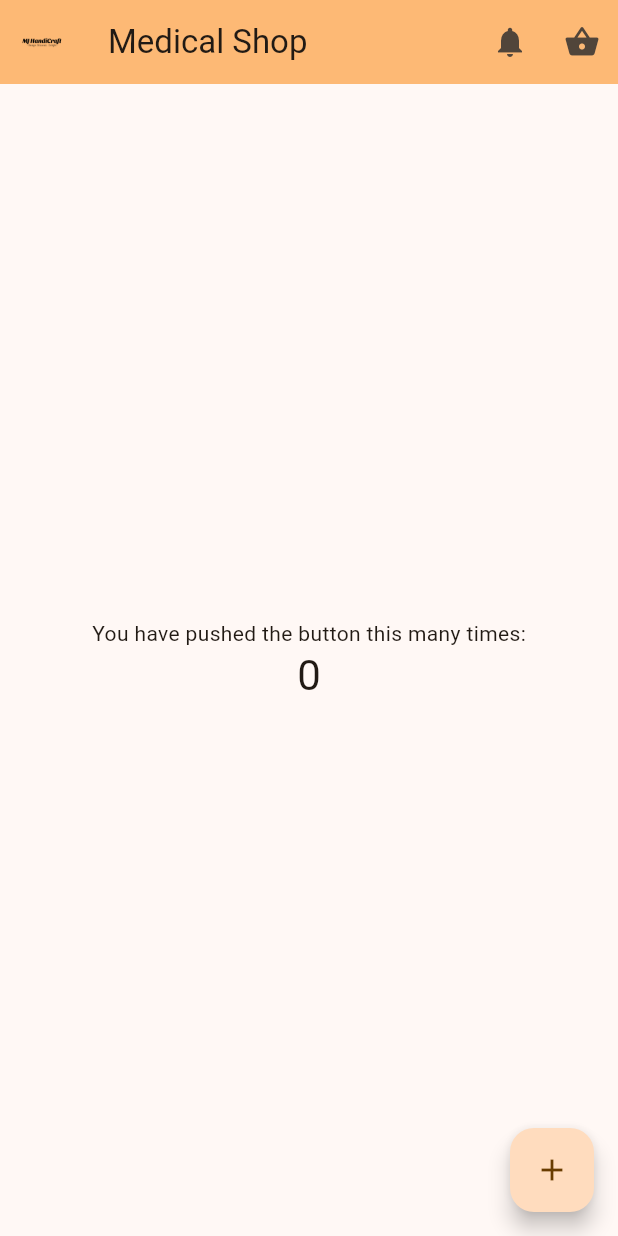
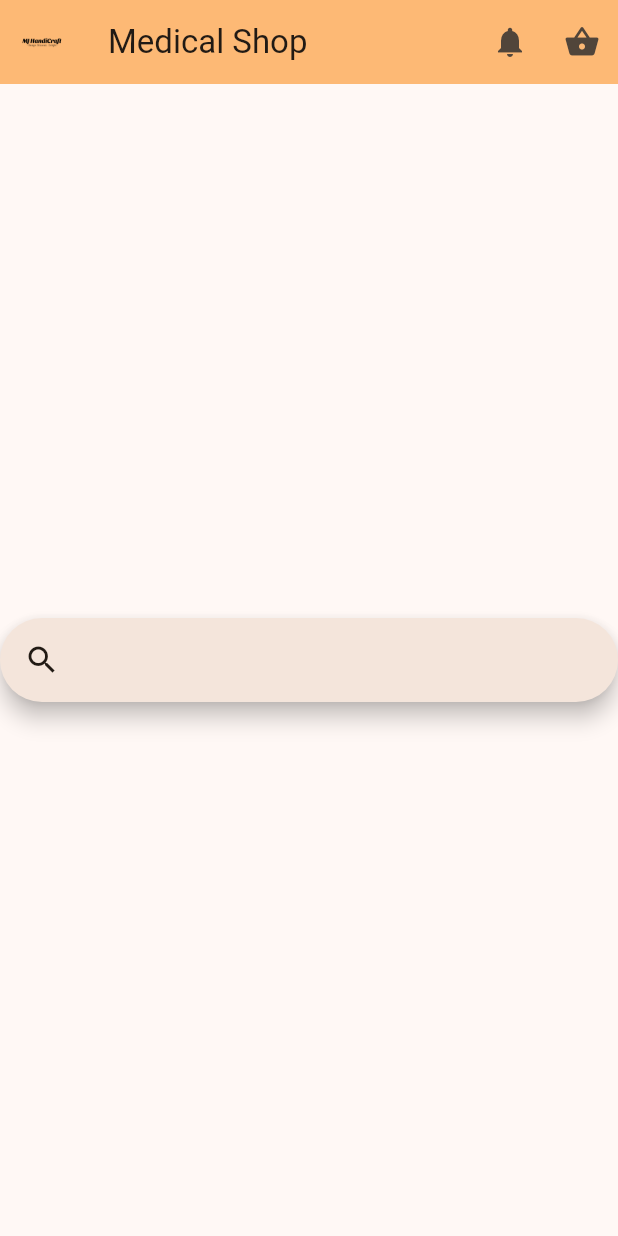
Before and after one commit to Mantosh123/Flutter_SampleProjects, a Flutter app: the screen it shows after launch, on a phone screen of 412 x 824 dp. Run offline on Flutter 3.47's test engine with Material 3 defaults, Android fonts, the phone set to English and light mode, and no system bars.

Commit message:
add search bar

```diff
--- a/my_medical/lib/main.dart
+++ b/my_medical/lib/main.dart
@@ -81,37 +81,39 @@
       body: Center(
         // Center is a layout widget. It takes a single child and positions it
         // in the middle of the parent.
-        child: Column(
-          // Column is also a layout widget. It takes a list of children and
-          // arranges them vertically. By default, it sizes itself to fit its
-          // children horizontally, and tries to be as tall as its parent.
-          //
-          // Column has various properties to control how it sizes itself and
-          // how it positions its children. Here we use mainAxisAlignment to
-          // center the children vertically; the main axis here is the vertical
-          // axis because Columns are vertical (the cross axis would be
-          // horizontal).
-          //
-          // TRY THIS: Invoke "debug painting" (choose the "Toggle Debug Paint"
-          // action in the IDE, or press "p" in the console), to see the
-          // wireframe for each widget.
-          mainAxisAlignment: MainAxisAlignment.center,
-          children: <Widget>[
-            const Text(
-              'You have pushed the button this many times:',
-            ),
-            Text(
-              '$_counter',
-              style: Theme.of(context).textTheme.headlineMedium,
-            ),
-          ],
+        child: SearchAnchor(
+          builder: (BuildContext context, SearchController controller) {
+            return SearchBar(
+              controller: controller,
+              padding: const WidgetStatePropertyAll<EdgeInsets>(
+                EdgeInsets.symmetric(horizontal: 16.0),
+              ),
+              onTap: () {
+                controller.openView();
+              },
+              onChanged: (_) {
+                controller.openView();
+              },
+              leading: const Icon(Icons.search),
+            );
+          },
+          suggestionsBuilder:
+              (BuildContext context, SearchController controller) {
+            return List<ListTile>.generate(5, (int index) {
+              final String item = 'item $index';
+              return ListTile(
+                title: Text(item),
+                onTap: () {
+                  setState(() {
+                    controller.closeView(item);
+                  });
+                },
+              );
+            });
+          },
         ),
       ),
-      floatingActionButton: FloatingActionButton(
-        onPressed: _incrementCounter,
-        tooltip: 'Increment',
-        child: const Icon(Icons.add),
-      ), // This trailing comma makes auto-formatting nicer for build methods.
+      // This trailing comma makes auto-formatting nicer for build methods.
     );
   }
 }
```
